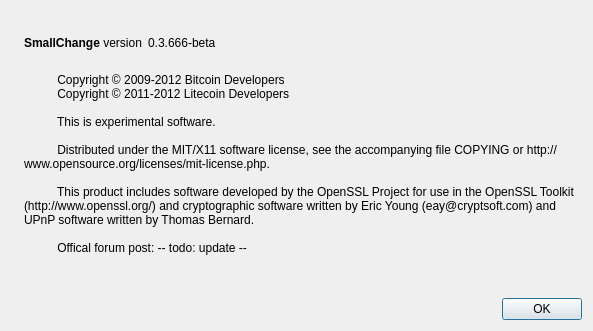
The window that src/qt/forms/aboutdialog.ui (kevinmarks/indiecreddit) describes before a commit, drawn with Qt 5.
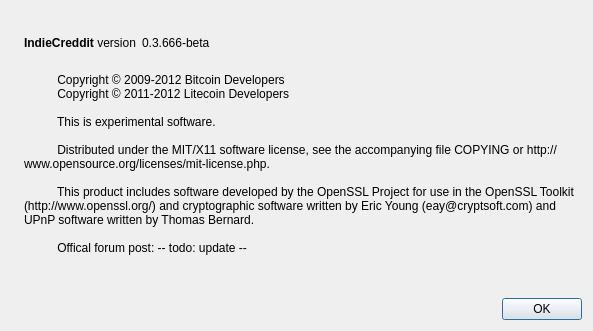
The same window after the commit. Icons and pictures are not drawn.

Patch:
```diff
--- a/src/qt/forms/aboutdialog.ui
+++ b/src/qt/forms/aboutdialog.ui
@@ -50,7 +50,7 @@
           <cursorShape>IBeamCursor</cursorShape>
          </property>
          <property name="text">
-          <string>&lt;b&gt;SmallChange&lt;/b&gt; version</string>
+          <string>&lt;b&gt;IndieCreddit&lt;/b&gt; version</string>
          </property>
          <property name="textInteractionFlags">
           <set>Qt::LinksAccessibleByMouse|Qt::TextSelectableByKeyboard|Qt::TextSelectableByMouse</set>
```
Left out of the diff: 2 changed lines with no effect on the pictures.
